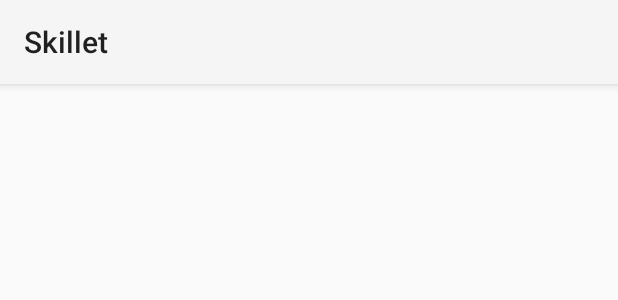
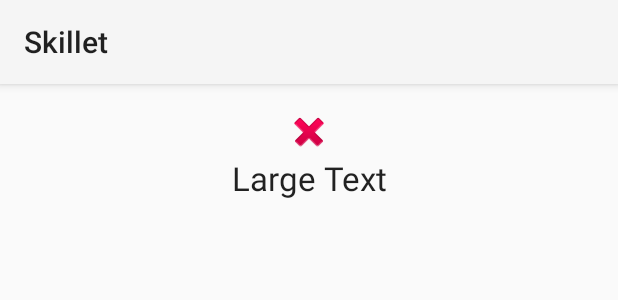
Before and after one commit to hayksaakian/skillet, an Android app: the layout fragment_main.xml on its own in the app's theme, with its tools: preview values and no code run, on a phone screen of 412 x 824 dp. Shown: the top 300 px of the screen. Run offline under Robolectric (Android 15) with nearby library versions, the phone set to English and light mode, and no system bars.

Commit message:
works on mobile

```diff
--- a/app/src/main/res/layout/fragment_main.xml
+++ b/app/src/main/res/layout/fragment_main.xml
@@ -1,4 +1,6 @@
-<RelativeLayout xmlns:android="http://schemas.android.com/apk/res/android"
+<?xml version="1.0" encoding="utf-8"?>
+<LinearLayout
+	xmlns:android="http://schemas.android.com/apk/res/android"
 	xmlns:tools="http://schemas.android.com/tools"
 	android:layout_width="match_parent"
 	android:layout_height="match_parent"
@@ -6,11 +8,27 @@
 	android:paddingRight="@dimen/activity_horizontal_margin"
 	android:paddingTop="@dimen/activity_vertical_margin"
 	android:paddingBottom="@dimen/activity_vertical_margin"
-    tools:context=".MainActivity$PlaceholderFragment">
+	tools:context=".MainActivity$PlaceholderFragment"
+	android:gravity="center_horizontal"
+	android:orientation="vertical">
+
+	<ImageView
+		android:layout_height="wrap_content"
+		android:layout_width="match_parent"
+		android:src="@android:drawable/ic_delete"
+		android:id="@+id/photo"/>
 
 	<TextView
+		android:layout_height="wrap_content"
+		android:textAppearance="?android:attr/textAppearanceLarge"
+		android:layout_width="match_parent"
+		android:text="Large Text"
 		android:id="@+id/section_label"
-        android:layout_width="wrap_content"
-        android:layout_height="wrap_content" />
+		android:gravity="center_horizontal"/>
 
-</RelativeLayout>
+	<ListView
+		android:layout_height="match_parent"
+		android:layout_width="match_parent"
+		android:id="@+id/list"/>
+
+</LinearLayout>
```
Also changed, not shown: app/src/main/java/com/hayksaakian/skillet/MainActivity.java (+64 -19 lines). Lines whose indentation alone changed are shown as unchanged.
